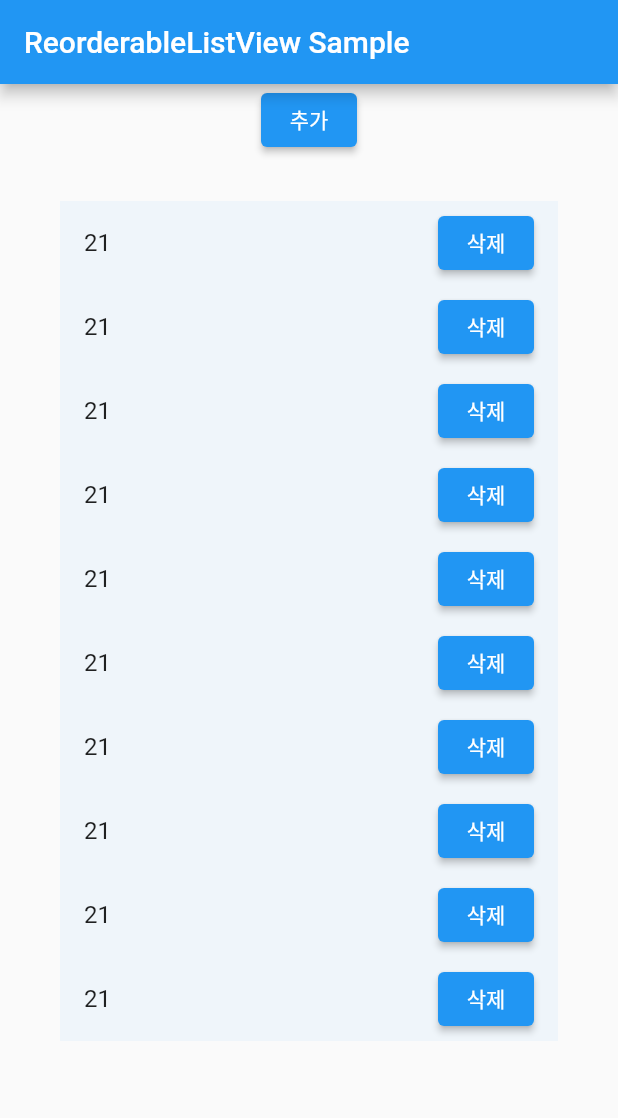
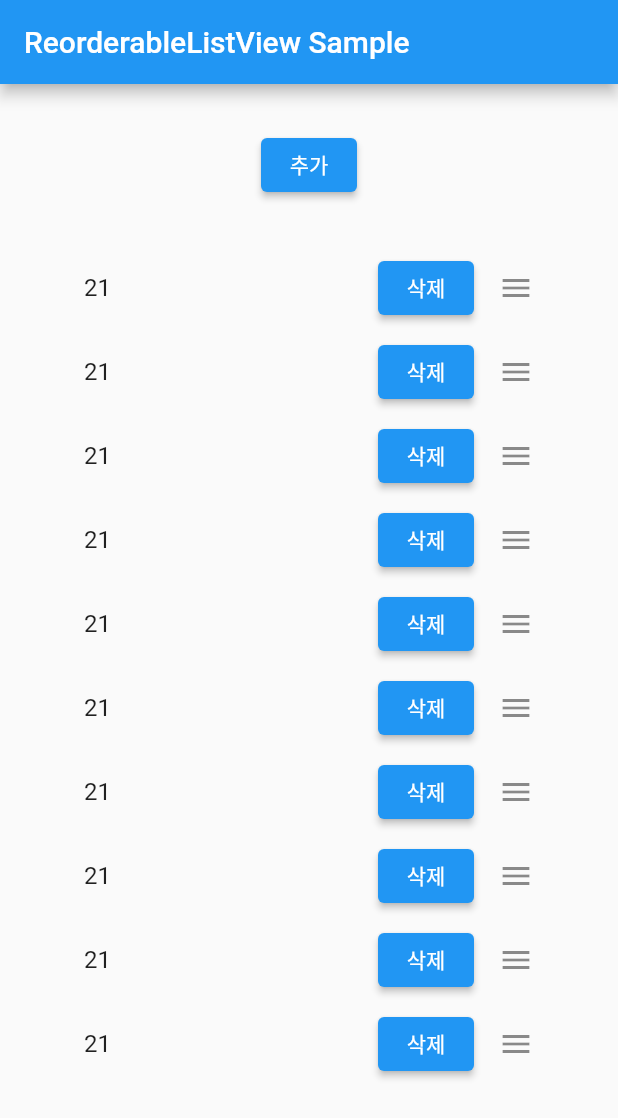
Before and after one commit to pyowonsik/flutter_assignment, a Flutter app: the screen it shows after launch, on a phone screen of 412 x 824 dp. Shown: the top 1118 px of the screen. Run offline on Flutter 3.47's test engine with Material 2 defaults, Android fonts, the phone set to English and light mode, and no system bars; missing offline and left inert: drag_and_drop_lists, draggable_fab.

Commit message:
feature : button 수정

```diff
--- a/lib/src/assignment/flutter_assignment/flutter_assignment.dart
+++ b/lib/src/assignment/flutter_assignment/flutter_assignment.dart
@@ -65,6 +65,9 @@ class _MyStatefulWidgetState extends State<ReorderableExample> {
     return Scaffold(
         body: Column(
       children: [
+        SizedBox(
+          height: 30,
+        ),
         ElevatedButton(
             onPressed: () {
               setState(() {
@@ -88,7 +91,7 @@ class _MyStatefulWidgetState extends State<ReorderableExample> {
                   });
                 },
                 key: Key('$index'),
-                tileColor: arrNum[index].isOdd ? oddItemColor : evenItemColor,
+                // tileColor: arrNum[index].isOdd ? oddItemColor : evenItemColor,
                 title: Row(
                     mainAxisAlignment: MainAxisAlignment.spaceBetween,
                     children: [
@@ -101,6 +104,7 @@ class _MyStatefulWidgetState extends State<ReorderableExample> {
                           },
                           child: Text('삭제')),
                     ]),
+                trailing: Icon(Icons.menu),
               ),
           ],
           onReorder: (int oldIndex, int newIndex) {
```
